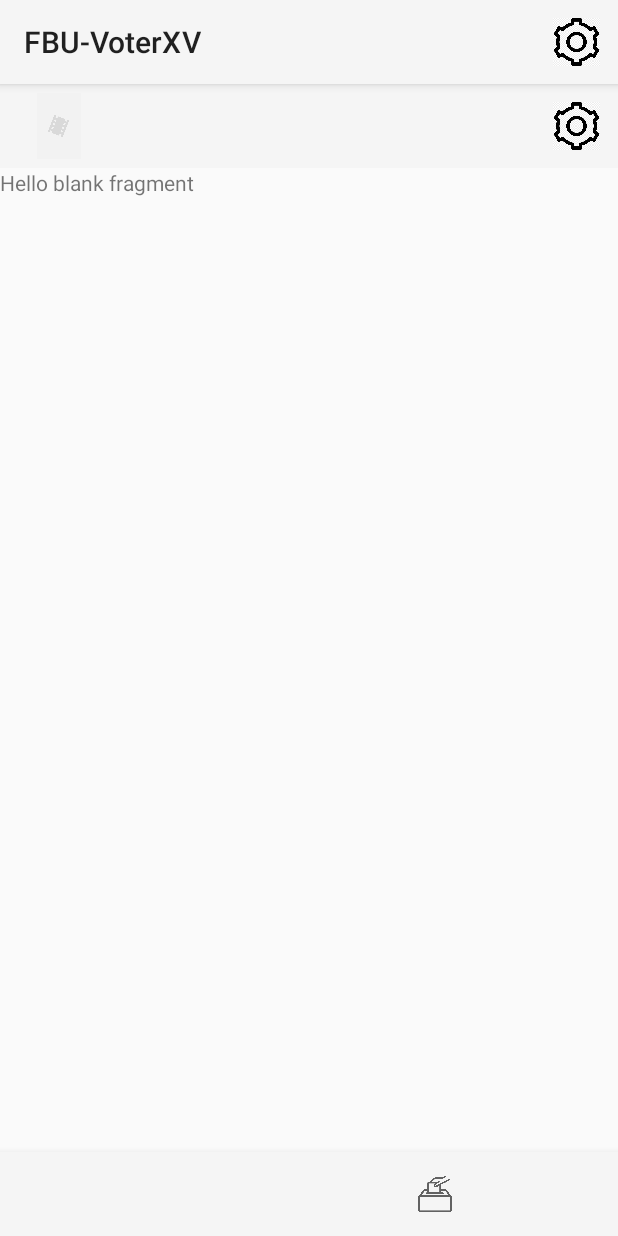
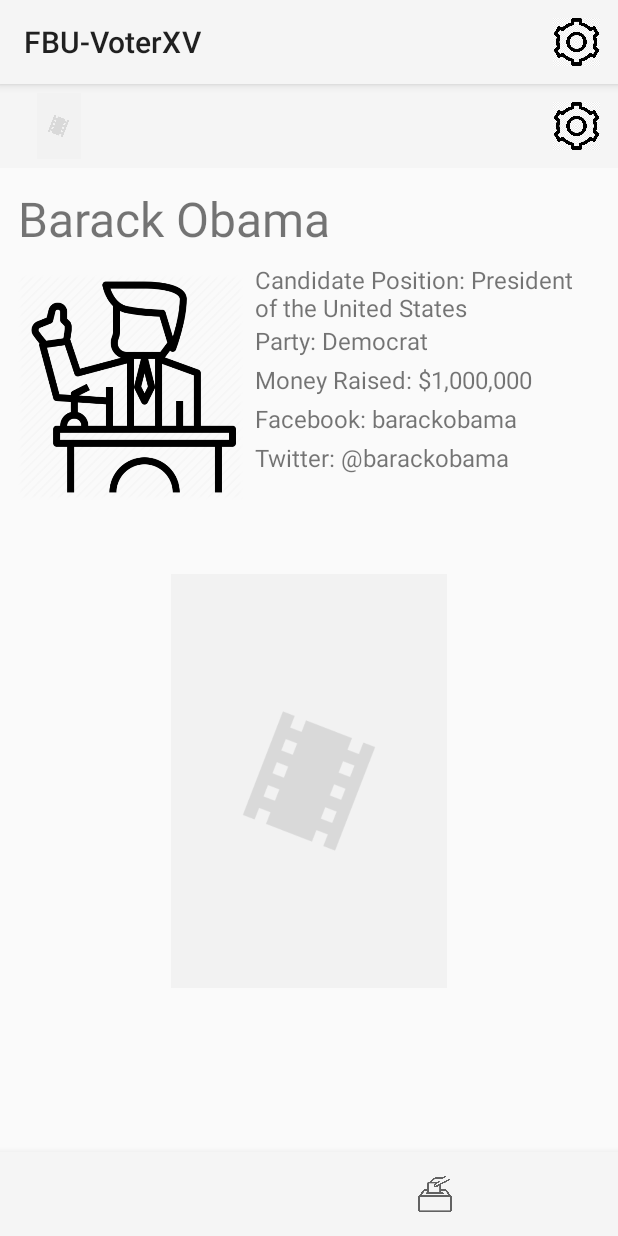
Before and after one commit to nsuarez99/FBU-VoterXV, an Android app: the fragment CandidateFragment placed in its activity, on a phone screen of 412 x 824 dp. Run offline under Robolectric (Android 15) with nearby library versions, the light colour scheme and no system bars; libraries missing offline, so code that uses them is left out: com.parse, org.parceler; 4 statements that could not run were skipped.

Commit message:
created candidate detail page

```diff
--- a/app/src/main/java/com/example/fbu_voterxv/fragments/CandidatesListFragment.java
+++ b/app/src/main/java/com/example/fbu_voterxv/fragments/CandidatesListFragment.java
@@ -39,7 +39,7 @@
     public View onCreateView(LayoutInflater inflater, ViewGroup container,
                              Bundle savedInstanceState) {
         // Inflate the layout for this fragment
-        return inflater.inflate(R.layout.fragment_candidates, container, false);
+        return inflater.inflate(R.layout.fragment_candidatelist, container, false);
     }
 
     @Override
--- a/app/src/main/res/layout/fragment_candidate.xml
+++ b/app/src/main/res/layout/fragment_candidate.xml
@@ -1,14 +1,92 @@
 <?xml version="1.0" encoding="utf-8"?>
-<FrameLayout xmlns:android="http://schemas.android.com/apk/res/android"
+<RelativeLayout
+    xmlns:android="http://schemas.android.com/apk/res/android"
     xmlns:tools="http://schemas.android.com/tools"
     android:layout_width="match_parent"
     android:layout_height="match_parent"
+    android:padding="12dp"
     tools:context=".fragments.CandidateFragment">
 
-    <!-- TODO: Update blank fragment layout -->
     <TextView
-        android:layout_width="match_parent"
-        android:layout_height="match_parent"
-        android:text="@string/hello_blank_fragment" />
+        android:id="@+id/candidateName"
+        android:layout_width="wrap_content"
+        android:layout_height="wrap_content"
+        android:layout_marginBottom="8dp"
+        android:text="Barack Obama"
+        android:textSize="32dp" />
 
-</FrameLayout>
+    <ImageView
+        android:id="@+id/candidateImage"
+        android:layout_width="150dp"
+        android:layout_height="165dp"
+        android:layout_below="@id/candidateName"
+        android:src="@drawable/officials" />
+
+    <TextView
+        android:id="@+id/candidateOffice"
+        android:layout_width="wrap_content"
+        android:layout_height="wrap_content"
+        android:layout_below="@id/candidateName"
+        android:layout_toRightOf="@+id/candidateImage"
+        android:layout_marginStart="8dp"
+        android:text="Candidate Position: President of the United States"
+        android:textSize="16dp"/>
+
+    <TextView
+        android:id="@+id/candidateParty"
+        android:layout_width="wrap_content"
+        android:layout_height="wrap_content"
+        android:layout_below="@id/candidateOffice"
+        android:layout_toRightOf="@+id/candidateImage"
+        android:layout_marginStart="8dp"
+        android:text="Party: Democrat"
+        android:textSize="16dp"/>
+
+    <TextView
+        android:id="@+id/candidateMoney"
+        android:layout_width="wrap_content"
+        android:layout_height="wrap_content"
+        android:layout_below="@id/candidateParty"
+        android:layout_marginStart="8dp"
+        android:layout_marginTop="4dp"
+        android:layout_toRightOf="@+id/candidateImage"
+        android:text="Money Raised: $1,000,000"
+        android:textSize="16dp" />
+
+    <TextView
+        android:id="@+id/candidateFb"
+        android:layout_width="wrap_content"
+        android:layout_height="wrap_content"
+        android:layout_below="@id/candidateMoney"
+        android:layout_toRightOf="@+id/candidateImage"
+        android:layout_marginStart="8dp"
+        android:layout_marginTop="4dp"
+        android:text="Facebook: barackobama"
+        android:textSize="16dp"/>
+
+    <TextView
+        android:id="@+id/candidateTwitter"
+        android:layout_width="wrap_content"
+        android:layout_height="wrap_content"
+        android:layout_below="@id/candidateFb"
+        android:layout_alignBottom="@+id/candidateImage"
+        android:layout_marginStart="8dp"
+        android:layout_marginTop="4dp"
+        android:layout_marginBottom="0dp"
+        android:layout_toRightOf="@+id/candidateImage"
+        android:text="Twitter: @barackobama"
+        android:textSize="16dp" />
+
+    <ImageView
+        android:id="@+id/repPlaceholder"
+        android:layout_width="wrap_content"
+        android:layout_height="279dp"
+        android:layout_below="@+id/candidateImage"
+        android:layout_alignParentBottom="true"
+        android:layout_centerHorizontal="true"
+        android:layout_marginTop="42dp"
+        android:layout_marginBottom="97dp"
+        android:src="@drawable/placeholder" />
+
+
+</RelativeLayout>
```
Also changed, not shown: app/src/main/java/com/example/fbu_voterxv/fragments/ElectionsFragment.java (line endings or trailing spaces), app/src/main/res/layout/fragment_candidatelist.xml (renamed from app/src/main/res/layout/fragment_candidates.xml).
